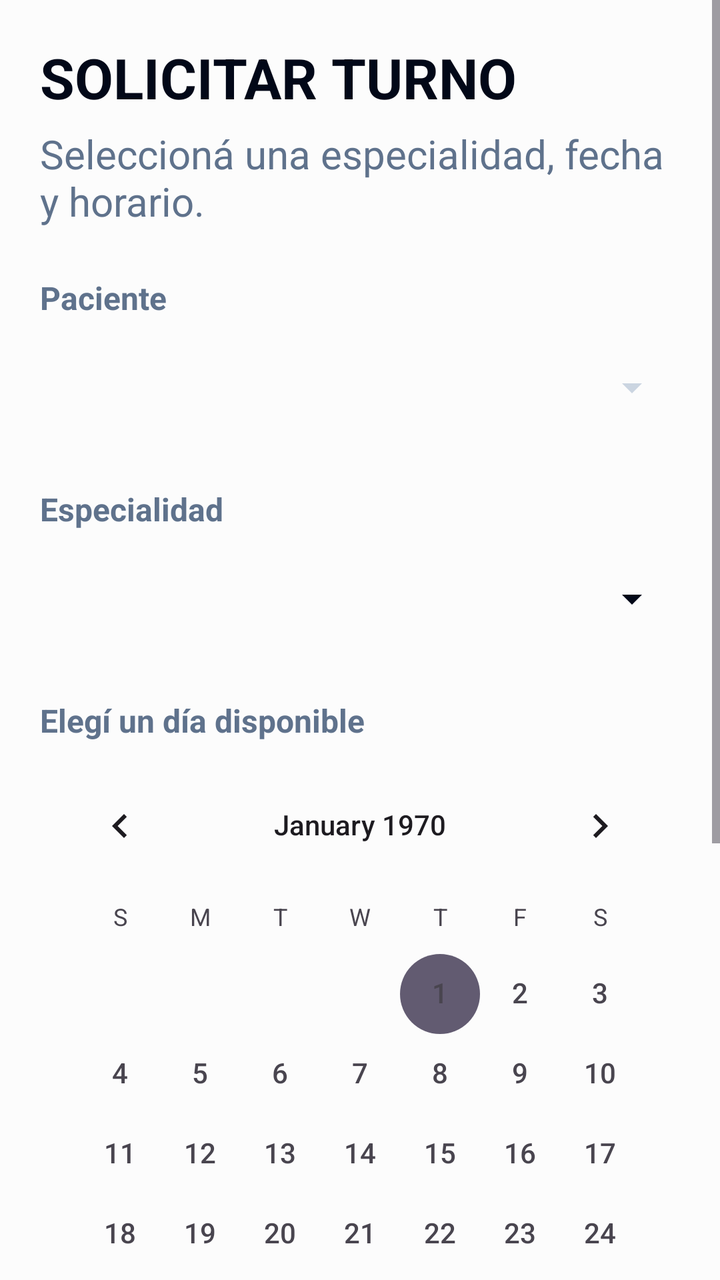
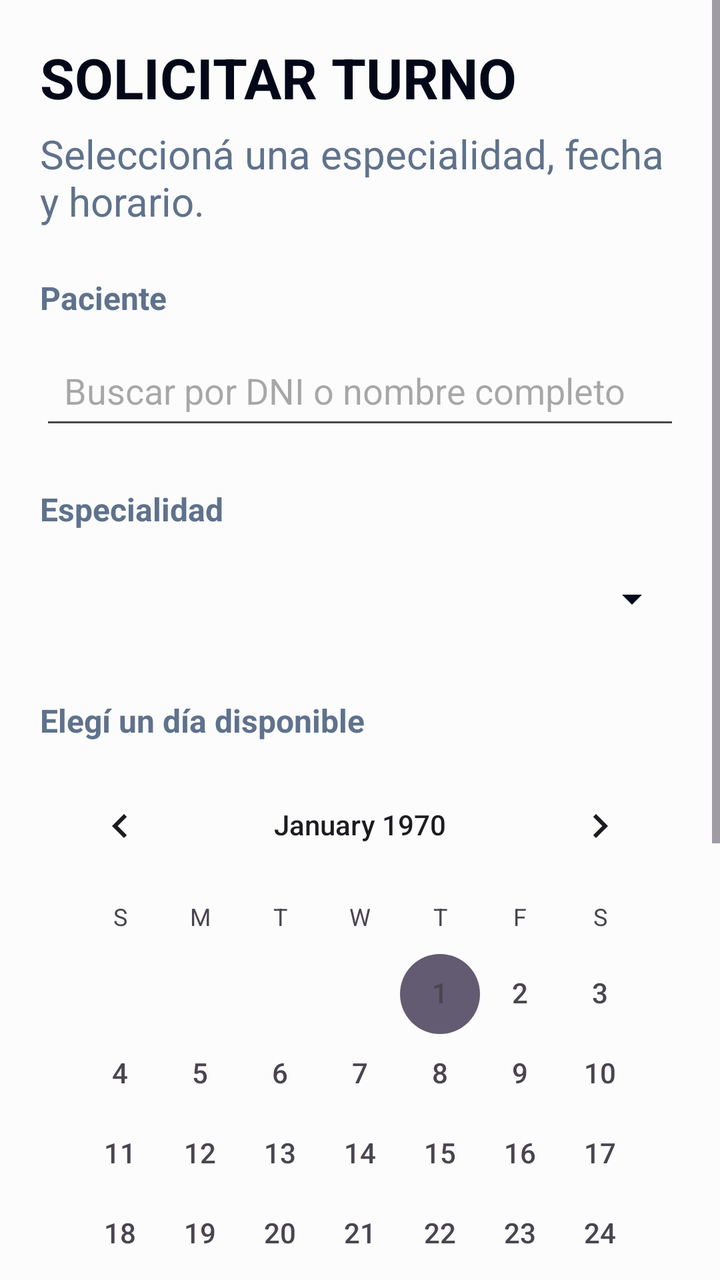

An Android layout rendered at two revisions. The XML below is the earlier revision; the diff shows what the commit changed to produce the second picture.
<!-- AndroidManifest.xml: application theme Theme.ClinicaSePrice -->
<!-- res/layout/activity_solicitar_turno.xml -->
<?xml version="1.0" encoding="utf-8"?>
<ScrollView xmlns:android="http://schemas.android.com/apk/res/android"
    android:layout_width="match_parent"
    android:layout_height="match_parent"
    android:fillViewport="true"
    android:background="@color/white">

    <LinearLayout
        android:layout_width="match_parent"
        android:layout_height="wrap_content"
        android:orientation="vertical"
        android:padding="20dp">

        
        <TextView
            android:layout_width="match_parent"
            android:layout_height="wrap_content"
            android:text="Solicitar turno"
            style="@style/Title"
            android:gravity="start"/>

        <TextView
            android:layout_width="match_parent"
            android:layout_height="wrap_content"
            android:layout_marginTop="6dp"
            android:layout_marginBottom="24dp"
            android:text="Seleccioná una especialidad, fecha y horario."
            style="@style/Subtitle" />

        
        <TextView
            android:layout_width="match_parent"
            android:layout_height="wrap_content"
            android:text="Paciente"
            android:textColor="@color/shadow"
            android:textSize="@dimen/text_body"
            android:textStyle="bold" />

        <Spinner
            android:id="@+id/spPaciente"
            android:layout_width="match_parent"
            android:layout_height="52dp"
            android:layout_marginTop="8dp"
            android:layout_marginBottom="24dp"
            android:backgroundTint="#CBD5E1" />

        
        <TextView
            android:layout_width="match_parent"
            android:layout_height="wrap_content"
            android:text="Especialidad"
            android:textColor="@color/shadow"
            android:textSize="@dimen/text_body"
            android:textStyle="bold" />

        <Spinner
            android:id="@+id/spEspecialidad"
            android:layout_width="match_parent"
            android:layout_height="52dp"
            android:layout_marginTop="8dp"
            android:layout_marginBottom="24dp"
            android:backgroundTint="@color/black" />

        
        <TextView
            android:layout_width="match_parent"
            android:layout_height="wrap_content"
            android:text="Elegí un día disponible"
            android:textColor="@color/shadow"
            android:textSize="@dimen/text_body"
            android:textStyle="bold" />

        <CalendarView
            android:id="@+id/calendarTurnos"
            android:layout_width="match_parent"
            android:layout_height="wrap_content"
            android:layout_marginTop="8dp"
            android:layout_marginBottom="24dp"
            android:dateTextAppearance="@android:style/TextAppearance.Small" />

        
        <TextView
            android:id="@+id/tvFechaSeleccionada"
            android:layout_width="match_parent"
            android:layout_height="wrap_content"
            android:padding="12dp"
            android:background="@color/blur"
            android:text="Fecha seleccionada: ninguna"
            android:textColor="@color/primary"
            android:textSize="@dimen/text_body"
            android:textStyle="bold" />

        
        <TextView
            android:layout_width="match_parent"
            android:layout_height="wrap_content"
            android:layout_marginTop="24dp"
            android:text="Horarios disponibles"
            android:textColor="#0F172A"
            android:textSize="17sp"
            android:textStyle="bold" />

        <androidx.recyclerview.widget.RecyclerView
            android:id="@+id/rvHorariosDisponibles"
            android:layout_width="match_parent"
            android:layout_height="wrap_content"
            android:nestedScrollingEnabled="false"
            android:clipToPadding="false"
            android:paddingBottom="8dp" />



        
        <Button
            android:id="@+id/btnConfirmarTurno"
            android:layout_width="match_parent"
            android:layout_height="wrap_content"
            android:layout_marginBottom="10dp"
            android:minHeight="52dp"
            android:text="Confirmar turno"
            android:textColor="@color/white"
            android:textAllCaps="false"
            android:backgroundTint="@color/primary"
            android:enabled="false" />

        <Button
            android:id="@+id/btnVolverTurnos"
            android:layout_width="match_parent"
            android:layout_height="wrap_content"
            android:minHeight="48dp"
            android:text="Volver"
            android:textColor="@color/primary"
            android:textAllCaps="false"
            style="@style/ButtonSecondary"/>

    </LinearLayout>

</ScrollView>
<!-- resources referenced by this layout -->
<resources>
  <color name="black">#020818</color>
  <color name="blur">#E0F2FE</color>
  <color name="primary">#0F4C81</color>
  <color name="shadow">#5f728c</color>
  <color name="white">#FCFCFC</color>
  <dimen name="text_body">16sp</dimen>
  <style name="ButtonSecondary">
          <item name="android:layout_width">match_parent</item>
          <item name="android:layout_height">wrap_content</item>
  
          <item name="background">@drawable/bg_button_secondary</item>
          <item name="android:textSize">@dimen/text_button</item>
          <item name="android:textStyle">bold</item>
          <item name="android:textColor">@color/primary</item>
          <item name="android:backgroundTint">@color/white</item>
  
          <item name="android:gravity">center</item>
          <item name="android:padding">@dimen/spacing_xs</item>
  
      </style>
  <style name="Subtitle">
          <item name="android:textColor">@color/shadow</item>
          <item name="android:textSize">@dimen/text_subtitle</item>
      </style>
  <style name="Title">
          <item name="android:textColor">@color/black</item>
          <item name="android:textSize">@dimen/text_title</item>
          <item name="textAllCaps">true</item>
          <item name="android:textStyle">bold</item>
          <item name="android:gravity">center</item>
      </style>
  <style name="Theme.ClinicaSePrice" parent="Base.Theme.ClinicaSePrice" />
  <!-- drawable bg_button_secondary (drawable) -->
  <?xml version="1.0" encoding="utf-8"?>
  <shape xmlns:android="http://schemas.android.com/apk/res/android"
      android:shape="rectangle">
  
      <solid android:color="@android:color/transparent" />
  
      <stroke
          android:width="2dp"
          android:color="@color/primary" />
  
      <corners android:radius="12dp" />
  
  </shape>
  <dimen name="text_button">16sp</dimen>
  <dimen name="spacing_xs">8dp</dimen>
  <dimen name="text_subtitle">20sp</dimen>
  <dimen name="text_title">28sp</dimen>
  <style name="Base.Theme.ClinicaSePrice" parent="Theme.Material3.DayNight.NoActionBar">
          
          
      </style>
</resources>

<!-- the commit's change to res/layout/activity_solicitar_turno.xml (unified diff, before → after) -->
@@ -36,13 +36,19 @@
             android:textSize="@dimen/text_body"
             android:textStyle="bold" />
 
-        <Spinner
-            android:id="@+id/spPaciente"
+        <AutoCompleteTextView
+            android:id="@+id/actvPaciente"
             android:layout_width="match_parent"
             android:layout_height="52dp"
             android:layout_marginTop="8dp"
             android:layout_marginBottom="24dp"
-            android:backgroundTint="#CBD5E1" />
+            android:paddingStart="12dp"
+            android:paddingEnd="12dp"
+            android:hint="Buscar por DNI o nombre completo"
+            android:singleLine="true"
+            android:inputType="text"
+            android:completionThreshold="1"
+            android:dropDownHeight="wrap_content" />
 
         
         <TextView
